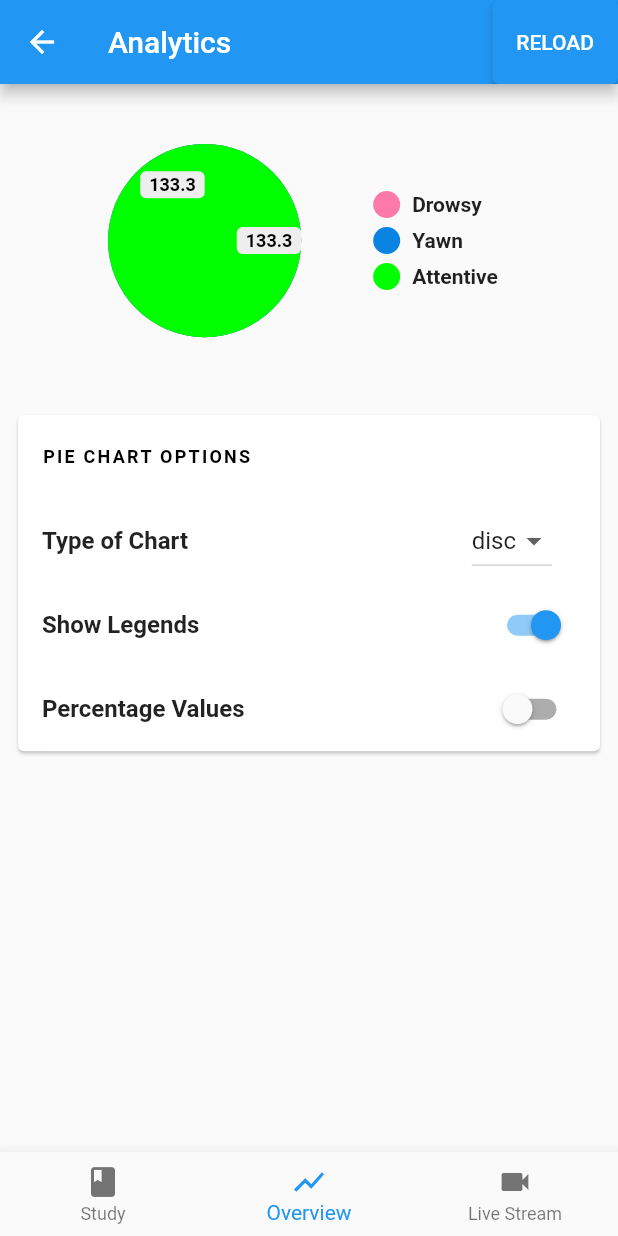
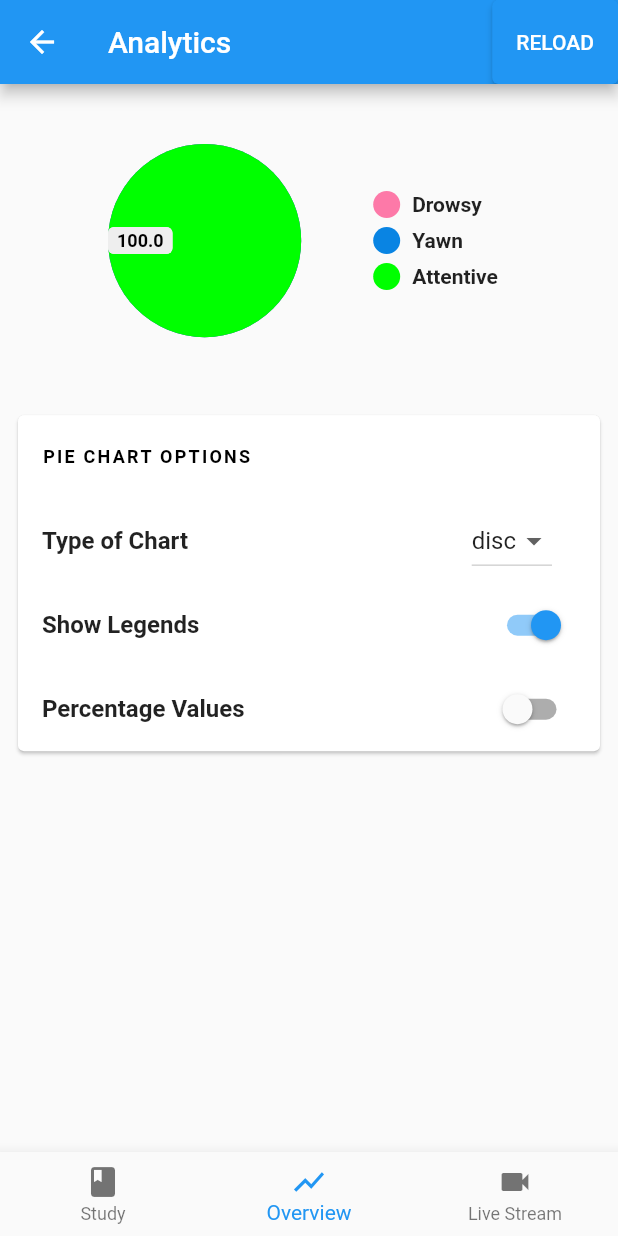
Before and after one commit to akhilpdominic/Smart_companion_ak, a Flutter app: the screen it shows after launch, after a tap on "Current Session", on a phone screen of 412 x 824 dp. Run offline on Flutter 3.47's test engine with Material 2 defaults, Android fonts, the phone set to English and light mode, and no system bars; drawn by our look-alikes of pie_chart; our stand-ins replace cloud_firestore, firebase_auth, firebase_core, firebase_database, google_sign_in, video_player; accounts and stored records are empty.

Commit message:
made final changes

```diff
--- a/lib/main.dart
+++ b/lib/main.dart
@@ -16,7 +16,6 @@ void main() async {
   FirebaseDatabase database = FirebaseDatabase.instance;
   DatabaseReference ref = FirebaseDatabase.instance.ref("/");
   DatabaseReference child = ref.child("drowsy");
-  print("\n\n\n\n\n\n\n\n\nHello\n\n\n\n\n\n\n\n");
 
   final snapshot = await ref.child('drowsy').get();
   final snapshot1 = await ref.child('yawn').get();
@@ -26,6 +25,9 @@ void main() async {
     var data1 = snapshot.value!;
     var data2 = snapshot1.value!;
     var data3 = snapshot2.value!;
+
+    print(data1);
+    print(data2);
     //print(data2);
     // Use the value variable here or perform any necessary operations
     // Example:
@@ -39,9 +41,9 @@ void main() async {
     runApp(MyApp(arr1: drowsyArray, arr2: yawnArray, arr3: tsarray));
   } else {
     runApp(const MyApp(
-      arr1: 1,
-      arr2: 1,
-      arr3: 1,
+      arr1: 5,
+      arr2: 5,
+      arr3: 5,
     ));
     print('No data available.');
   }
@@ -74,7 +76,7 @@ class MyApp extends StatelessWidget {
       home: MyWidget(
         drowsyArray: arr1,
         yawnArray: arr2,
-        timestamp: arr3,
+        timestamp: arr3.toDouble(),
       ),
 
       //home: const HomeScreen(userName: 'John',),
--- a/lib/new_home_page.dart
+++ b/lib/new_home_page.dart
@@ -1,6 +1,7 @@
 import 'package:flutter/material.dart';
 import 'package:pie_chart/pie_chart.dart';
 import 'package:study_manage/devInfo.dart';
+import 'package:study_manage/history.dart';
 import 'package:study_manage/live_stream_screen.dart';
 import 'package:study_manage/piechart.dart';
 import 'package:study_manage/start_stop.dart';
@@ -8,9 +9,12 @@ import 'package:study_manage/start_stop.dart';
 class MyWidget extends StatefulWidget {
   var drowsyArray;
   var yawnArray;
-  var timestamp;
+  double timestamp;
   MyWidget(
-      {super.key, required this.drowsyArray, this.yawnArray, this.timestamp});
+      {super.key,
+      required this.drowsyArray,
+      this.yawnArray,
+      required this.timestamp});
 
   @override
   State<MyWidget> createState() => _MyWidgetState();
@@ -36,7 +40,7 @@ class _MyWidgetState extends State<MyWidget> {
                 SizedBox(
                   height: 60,
                 ),
-                Text("Have a great Day!",
+                Text("Hello There...",
                     style: TextStyle(
                       fontSize: 40,
                       fontWeight: FontWeight.bold,
@@ -94,7 +98,7 @@ class _MyWidgetState extends State<MyWidget> {
                           child: Column(
                             children: [
                               Icon(
-                                Icons.alarm_add,
+                                Icons.analytics,
                                 size: 100,
                               ),
                               Text('Monitor')
@@ -116,7 +120,7 @@ class _MyWidgetState extends State<MyWidget> {
                           child: Column(
                             children: [
                               Icon(
-                                Icons.history,
+                                Icons.video_call,
                                 size: 100,
                               ),
                               Text('Livestream')
@@ -129,7 +133,7 @@ class _MyWidgetState extends State<MyWidget> {
                               Navigator.push(
                                   context,
                                   MaterialPageRoute(
-                                      builder: (context) => LiveStreamScreen()))
+                                      builder: (context) => firestoreTest()))
                               //FirebaseAuth.instance.signOut()
                             }),
                         child: Container(
@@ -139,10 +143,10 @@ class _MyWidgetState extends State<MyWidget> {
                           child: Column(
                             children: [
                               Icon(
-                                Icons.developer_mode,
+                                Icons.history,
                                 size: 100,
                               ),
-                              Text("Developer info")
+                              Text("Previous Data")
                             ],
                           ),
                         ),
--- a/lib/piechart.dart
+++ b/lib/piechart.dart
@@ -20,12 +20,12 @@ class HomePageState extends State<HomePage> {
   double get_drowsy_percentage() {
     //print("percentage drowsy : " + (count * 100 / n).toString());
     //print((widget.drowsyArray + 1) * 100 / (widget.timestamp + 1));
-    return (31 + 1) * 100 / (23 + 1);
+    return (widget.drowsyArray) * 100 / (widget.timestamp);
   }
 
   double get_yawn_percentage() {
     //print((widget.yawnArray + 1) * 100 / (widget.timestamp + 1));
-    return (31 + 1) * 100 / (23 + 1);
+    return (widget.yawnArray) * 100 / (widget.timestamp);
   }
 
   final dataMap = <String, double>{};
```
Also changed, not shown: lib/firestore_helper.dart (added, +38 -0 lines), lib/history.dart (added, +74 -0 lines), lib/start_stop.dart (+16 -8 lines).
